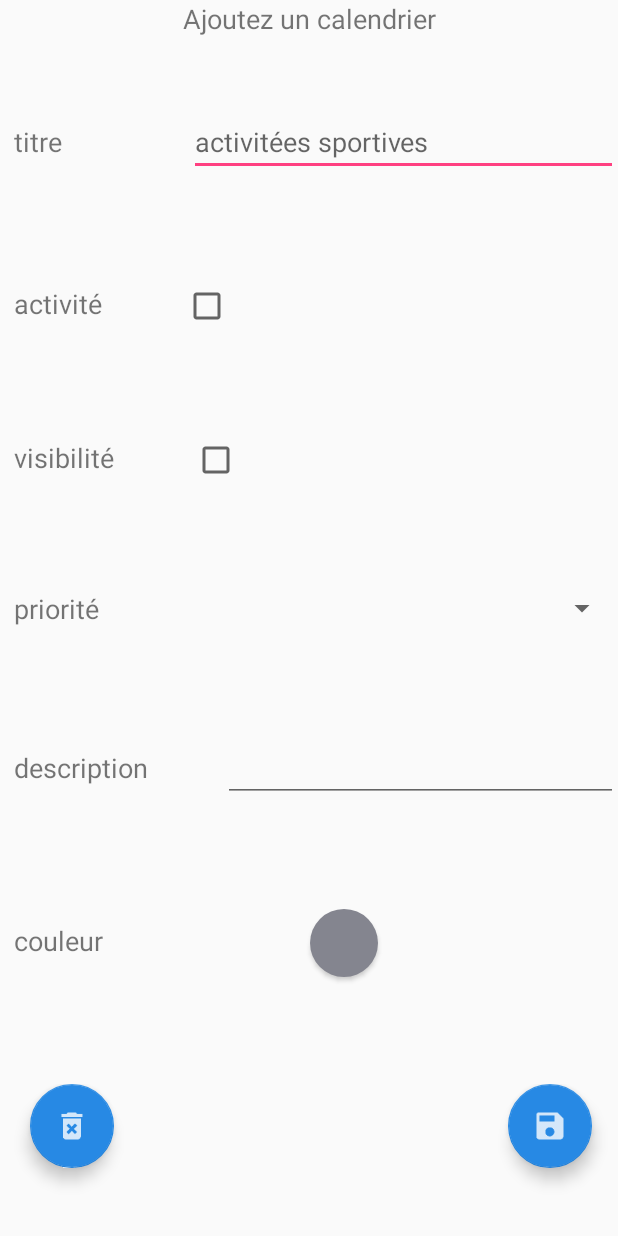
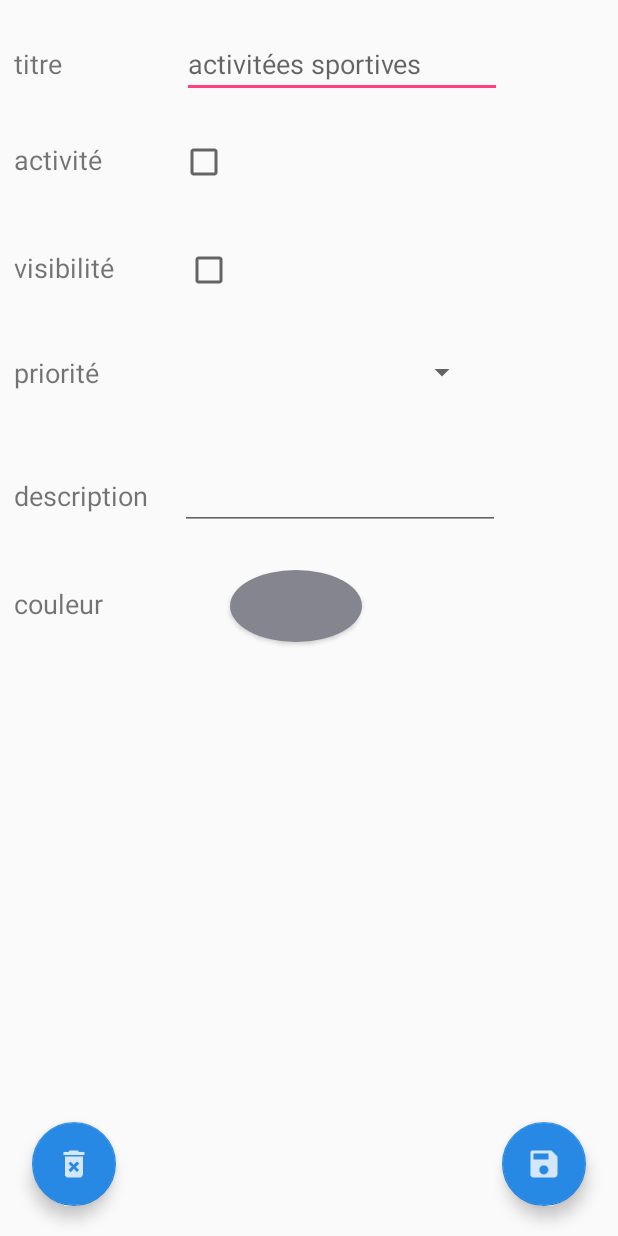
Before and after one commit to AzeddineZadir/CalandarPad, an Android app: the layout activity_ajout_calendrier.xml on its own in the app's theme, with its tools: preview values and no code run, on a phone screen of 412 x 824 dp. Run offline under Robolectric (Android 15) with nearby library versions, the phone set to English and light mode, and no system bars.

Commit message:
MAJ week view lib

```diff
--- a/InterfacTest/app/build.gradle
+++ b/InterfacTest/app/build.gradle
@@ -37,7 +37,8 @@ dependencies {
     implementation 'com.android.support:recyclerview-v7:26.1.0'
     implementation 'com.android.support:cardview-v7:26.1.0'
     // week view
-    implementation 'com.github.alamkanak:android-week-view:1.2.6'
+   // implementation 'com.github.alamkanak:android-week-view:1.2.6'
+    implementation 'com.github.quivr:android-week-view:2.3.0'
     //ColorPicker
     implementation 'petrov.kristiyan:colorpicker-library:1.1.8'
 
--- a/InterfacTest/app/src/main/java/com/example/silver_desk/interfactest/AjoutCalendrierActivity.java
+++ b/InterfacTest/app/src/main/java/com/example/silver_desk/interfactest/AjoutCalendrierActivity.java
@@ -73,6 +73,10 @@ public class AjoutCalendrierActivity extends AppCompatActivity implements View.O
         arrayAdapter.setDropDownViewResource(android.R.layout.simple_spinner_dropdown_item);
         spinner_priorite.setAdapter(arrayAdapter);
 
+        // action bar
+        getSupportActionBar().setTitle("Ajoutez un calendrier");
+
+
 
         viewSetInfo();
     }
@@ -115,6 +119,7 @@ public class AjoutCalendrierActivity extends AppCompatActivity implements View.O
             colorPicker.setOnChooseColorListener(new ColorPicker.OnChooseColorListener() {
                 @Override
                 public void onChooseColor(int position, int color) {
+
                     b_couleur.setBackgroundColor(color);
                 }
 
--- a/InterfacTest/app/src/main/java/com/example/silver_desk/interfactest/HomeActivity.java
+++ b/InterfacTest/app/src/main/java/com/example/silver_desk/interfactest/HomeActivity.java
@@ -74,6 +74,9 @@ private     List<Evenement> evenementList ;
         getSupportActionBar().setDisplayHomeAsUpEnabled(true);
         NavigationView navigationView =(NavigationView)findViewById(R.id.nav);
         navigationView.setNavigationItemSelectedListener(this);
+
+        // action bar
+            getSupportActionBar().setTitle("Vue globale");
        // le menus flotan
         fab_nav=(FloatingActionButton)findViewById(R.id.fab_nav);
         fab_home=(FloatingActionButton)findViewById(R.id.fab_home);
@@ -103,13 +106,16 @@ private     List<Evenement> evenementList ;
         })
                 .build();
 
-
+        // modification du contenu du week view en foncton de litem choisie dans calendrier activity
        // si on a cliker sur un calendrier en qst
         if (verifyIncomingIntent()){
 
           int   id_calendrierAafficher= getincomingInten_idCalendrier();
             evenementList = DATABASE.evenementDao().loadEvenmentByIdCalendrier(id_calendrierAafficher);
+           // le titre afficher sur la action bar sera se li du calendrier choisi
 
+            String titre_calendrier=DATABASE.calendrierDao().getCalendrierTitelmById(id_calendrierAafficher);
+            getSupportActionBar().setTitle(titre_calendrier);
              }else{
 
             evenementList= DATABASE.evenementDao().loadAllevenement();
@@ -229,10 +235,10 @@ private     List<Evenement> evenementList ;
                     mWeekViewType = TYPE_WEEK_VIEW;
                     mWeekView.setNumberOfVisibleDays(7);
 
-                    // Lets change some dimensions to best fit the view.
-                   // mWeekView.setColumnGap((int) TypedValue.applyDimension(TypedValue.COMPLEX_UNIT_DIP, 2, getResources().getDisplayMetrics()));
-                    //mWeekView.setTextSize((int) TypedValue.applyDimension(TypedValue.COMPLEX_UNIT_SP, 10, getResources().getDisplayMetrics()));
-                    //mWeekView.setEventTextSize((int) TypedValue.applyDimension(TypedValue.COMPLEX_UNIT_SP, 10, getResources().getDisplayMetrics()));
+                    //Lets change some dimensions to best fit the view.
+                    mWeekView.setColumnGap((int) TypedValue.applyDimension(TypedValue.COMPLEX_UNIT_DIP, 2, getResources().getDisplayMetrics()));
+                    mWeekView.setTextSize((int) TypedValue.applyDimension(TypedValue.COMPLEX_UNIT_SP, 10, getResources().getDisplayMetrics()));
+                    mWeekView.setEventTextSize((int) TypedValue.applyDimension(TypedValue.COMPLEX_UNIT_SP, 10, getResources().getDisplayMetrics()));
                 }
                 return true;
         }
@@ -254,16 +260,13 @@ private     List<Evenement> evenementList ;
             Toast.makeText(this,"this is the dashboard activity",Toast.LENGTH_LONG).show();
          openCalendrierActivity();
         }
-        //affichage des alertes
-        if (id==R.id.alerte){
-            Toast.makeText(this,"this is the alert  activity",Toast.LENGTH_LONG).show();
 
-        }
+
         return false ;
 
     }
     // la methode daffichage du  menu flotan
-    public void fab_nav_bclik(){
+  /*  public void fab_nav_bclik(){
         if (is_clicked){
             fab_nav.startAnimation(ani_close);
             fab_nav.startAnimation(ani_rotateanticlockwise);
@@ -285,7 +288,7 @@ private     List<Evenement> evenementList ;
             fab_aujourdhui.isClickable();
             is_clicked = true;
         }
-    }
+    }*/
 
     //open calendrier activiti
     public void openCalendrierActivity(){
@@ -426,7 +429,7 @@ private     List<Evenement> evenementList ;
             }
 
             @Override
-            public String interpretTime(int hour) {
+            public String interpretTime(int hour,int minuts) {
                 return hour > 11 ? (hour - 12) + " PM" : (hour == 0 ? "12 AM" : hour + " AM");
             }
         });
--- a/InterfacTest/app/src/main/java/com/example/silver_desk/interfactest/database/Daos/CalendrierDao.java
+++ b/InterfacTest/app/src/main/java/com/example/silver_desk/interfactest/database/Daos/CalendrierDao.java
@@ -45,6 +45,10 @@ public interface CalendrierDao {
     @Query("SELECT couleur FROM calendrier_table where id =:id")
     int  getIdCalendrierColorById(int id);
 
+    // recuperer le titre du calendrier grace a son id
+    @Query("SELECT titre FROM calendrier_table WHERE id=:id")
+    String getCalendrierTitelmById(int id );
+
     @Query("DELETE FROM calendrier_table ")
     void deleteAll();
 
--- a/InterfacTest/app/src/main/java/com/example/silver_desk/interfactest/fragment/ListeCalendrierFragment.java
+++ b/InterfacTest/app/src/main/java/com/example/silver_desk/interfactest/fragment/ListeCalendrierFragment.java
@@ -64,7 +64,7 @@ public class ListeCalendrierFragment extends Fragment implements View.OnClickLis
 
         // creation du calendrier par defaut
         Calendrier calendrier= new Calendrier();
-        calendrier.setTitre("tous ");
+        calendrier.setTitre("Vue globale");
         maliste.add(calendrier);
         calendrierList=DATABASE.calendrierDao().loadAllCalendrier();
         maliste.addAll(1,calendrierList);
--- a/InterfacTest/app/src/main/res/layout/activity_ajout_calendrier.xml
+++ b/InterfacTest/app/src/main/res/layout/activity_ajout_calendrier.xml
@@ -1,10 +1,13 @@
 <?xml version="1.0" encoding="utf-8"?>
-<RelativeLayout xmlns:android="http://schemas.android.com/apk/res/android"
+<android.support.v7.widget.ContentFrameLayout xmlns:android="http://schemas.android.com/apk/res/android"
     xmlns:app="http://schemas.android.com/apk/res-auto"
     xmlns:tools="http://schemas.android.com/tools"
     android:layout_width="match_parent"
     android:layout_height="match_parent"
     tools:context="com.example.silver_desk.interfactest.AjoutCalendrierActivity">
+
+
+
     <LinearLayout
         android:layout_width="match_parent"
         android:layout_height="match_parent"
@@ -13,25 +16,16 @@
         tools:layout_editor_absoluteY="0dp"
         tools:ignore="MissingConstraints">
 
-        <TextView
-            android:id="@+id/textView6"
-            android:layout_width="match_parent"
-            android:layout_height="1dp"
-            android:layout_weight="1"
-            android:text="Ajoutez un calendrier"
-            android:textAlignment="center"
-            android:textSize="18sp" />
-
         <LinearLayout
             android:layout_width="match_parent"
-            android:layout_height="wrap_content"
-            android:layout_weight="1"
+            android:layout_height="72dp"
+            android:layout_marginTop="20dp"
             android:orientation="horizontal">
 
             <TextView
-                android:layout_width="wrap_content"
+                android:layout_width="121dp"
                 android:layout_height="wrap_content"
-                android:layout_weight="1"
+
                 android:text="  titre"
                 android:textSize="18sp"
                 tools:layout_editor_absoluteX="16dp"
@@ -39,9 +33,9 @@
 
             <EditText
                 android:id="@+id/e_titre"
-                android:layout_width="201dp"
+                android:layout_width="wrap_content"
                 android:layout_height="wrap_content"
-                android:layout_weight="1"
+
                 android:ems="10"
                 android:hint="activitées sportives"
                 android:inputType="textPersonName"
@@ -52,15 +46,13 @@
 
         <LinearLayout
             android:layout_width="match_parent"
-            android:layout_height="wrap_content"
-            android:layout_weight="1"
+            android:layout_height="72dp"
             android:orientation="horizontal">
 
             <TextView
                 android:id="@+id/textView3"
-                android:layout_width="wrap_content"
+                android:layout_width="120dp"
                 android:layout_height="wrap_content"
-                android:layout_weight="1"
                 android:text="  activité"
                 android:textSize="18sp"
                 tools:layout_editor_absoluteX="16dp"
@@ -69,21 +61,18 @@
             <CheckBox
                 android:id="@+id/c_activite"
                 android:layout_width="236dp"
-                android:layout_height="wrap_content"
-                android:layout_weight="1" />
+                android:layout_height="wrap_content" />
         </LinearLayout>
 
         <LinearLayout
             android:layout_width="match_parent"
-            android:layout_height="wrap_content"
-            android:layout_weight="1"
+            android:layout_height="72dp"
             android:orientation="horizontal">
 
             <TextView
                 android:id="@+id/textView2"
-                android:layout_width="wrap_content"
+                android:layout_width="123dp"
                 android:layout_height="wrap_content"
-                android:layout_weight="1"
                 android:text="  visibilité"
                 android:textSize="18sp"
                 tools:layout_editor_absoluteX="16dp"
@@ -92,22 +81,21 @@
             <CheckBox
                 android:id="@+id/c_visibilite"
                 android:layout_width="231dp"
-                android:layout_height="wrap_content"
-                android:layout_weight="1" />
+                android:layout_height="wrap_content" />
         </LinearLayout>
 
 
         <LinearLayout
             android:layout_width="match_parent"
-            android:layout_height="wrap_content"
-            android:layout_weight="1"
+            android:layout_height="72dp"
+
             android:orientation="horizontal">
 
             <TextView
                 android:id="@+id/textView4"
-                android:layout_width="212dp"
+                android:layout_width="121dp"
                 android:layout_height="wrap_content"
-                android:layout_weight="1"
+
                 android:text="  priorité"
                 android:textSize="18sp"
                 tools:layout_editor_absoluteX="16dp"
@@ -116,22 +104,21 @@
             <Spinner
                 android:id="@+id/s_prio"
                 android:layout_width="197dp"
-                android:layout_height="wrap_content"
-                />
+                android:layout_height="wrap_content" />
 
         </LinearLayout>
 
         <LinearLayout
             android:layout_width="match_parent"
-            android:layout_height="wrap_content"
-            android:layout_weight="1"
+            android:layout_height="72dp"
+
             android:orientation="horizontal">
 
             <TextView
                 android:id="@+id/textView8"
-                android:layout_width="wrap_content"
+                android:layout_width="120dp"
                 android:layout_height="wrap_content"
-                android:layout_weight="1"
+
                 android:text="  description"
                 android:textSize="18sp" />
 
@@ -139,22 +126,24 @@
                 android:id="@+id/et_descritpion"
                 android:layout_width="wrap_content"
                 android:layout_height="wrap_content"
-                android:layout_weight="1"
+
                 android:ems="10"
                 android:inputType="textMultiLine" />
         </LinearLayout>
 
         <LinearLayout
             android:layout_width="match_parent"
-            android:layout_height="wrap_content"
-            android:layout_weight="1"
+            android:layout_height="66dp"
+
+            android:layout_above="@+id/fab_add_cal"
+            android:layout_alignParentStart="true"
             android:orientation="horizontal">
 
             <TextView
                 android:id="@+id/textView5"
-                android:layout_width="wrap_content"
+                android:layout_width="153dp"
                 android:layout_height="wrap_content"
-                android:layout_weight="1"
+
                 android:text="  couleur"
                 android:textSize="18sp"
                 tools:layout_editor_absoluteX="16dp"
@@ -162,45 +151,39 @@
 
             <Button
                 android:id="@+id/b_couleur"
-                android:layout_width="45dp"
-                android:layout_height="45dp"
+                android:layout_width="wrap_content"
+                android:layout_height="wrap_content"
                 android:layout_marginRight="160dp"
-                android:background="@drawable/round_color" />
+
+                android:background="@drawable/round_color"
+                />
 
         </LinearLayout>
 
-        <RelativeLayout
-            android:layout_width="wrap_content"
-            android:layout_height="30dp"
-            android:layout_weight="1"
-            android:orientation="horizontal">
+
+    </LinearLayout>
 
     <android.support.design.widget.FloatingActionButton
         android:id="@+id/fab_add_cal"
         android:layout_width="wrap_content"
         android:layout_height="wrap_content"
         android:layout_alignParentEnd="true"
-                android:layout_alignParentTop="true"
         android:layout_gravity="bottom|end"
-                android:layout_marginEnd="17dp"
+        android:layout_marginEnd="21dp"
         android:clickable="true"
         app:backgroundTint="@color/accent"
-                app:layout_constraintBottom_toBottomOf="parent"
-                app:layout_constraintRight_toRightOf="parent"
+        android:layout_marginBottom="20dp"
         app:srcCompat="@drawable/ic_save_event" />
 
     <android.support.design.widget.FloatingActionButton
         android:id="@+id/fab_delete_cal"
         android:layout_width="wrap_content"
         android:layout_height="wrap_content"
-                android:layout_alignParentStart="true"
-                android:layout_alignParentTop="true"
-                android:layout_marginStart="20dp"
+        android:layout_gravity="bottom|start"
+        android:layout_marginStart="21dp"
+        android:layout_marginBottom="20dp"
         android:clickable="true"
         app:backgroundTint="@color/accent"
         app:srcCompat="@drawable/ic_delete" />
 
-
-        </RelativeLayout>
-    </LinearLayout>
-</RelativeLayout>
+</android.support.v7.widget.ContentFrameLayout>
--- a/InterfacTest/app/src/main/res/menu/drawermenu.xml
+++ b/InterfacTest/app/src/main/res/menu/drawermenu.xml
@@ -2,8 +2,6 @@
 <menu xmlns:android="http://schemas.android.com/apk/res/android">
     <item android:id="@+id/db" android:title="Acceuil" android:icon="@drawable/ic_home_black_24dp"/>
     <item android:id="@+id/calendrier" android:title="Calendrier" android:icon="@drawable/ic_event_note_black_24dp"/>
-    <item android:id="@+id/agenda" android:title="Agenda" android:icon="@drawable/ic_class_black_24dp"/>
-    <item android:id="@+id/alerte" android:title="Alerte" android:icon="@drawable/ic_add_alert_black_24dp"/>
     <item android:id="@+id/paramétre" android:title="Paramétres" android:icon="@drawable/ic_build_black_24dp"/>
     <item android:id="@+id/apropos" android:title="A propos" android:icon="@drawable/ic_forum_black_24dp"/>
 
--- a/InterfacTest/app/src/main/res/menu/main.xml
+++ b/InterfacTest/app/src/main/res/menu/main.xml
@@ -22,4 +22,7 @@
             android:orderInCategory="200"
             app:showAsAction="never"/>
     </group>
+
+
+
 </menu>
--- a/InterfacTest/app/src/main/res/values/styles.xml
+++ b/InterfacTest/app/src/main/res/values/styles.xml
@@ -10,7 +10,7 @@
 
     <style name="AppTheme.NoActionBar">
         <item name="windowActionBar">false</item>
-        <item name="windowNoTitle">true</item>
+        <item name="windowNoTitle">false</item>
     </style>
 
     <style name="AppTheme.AppBarOverlay" parent="ThemeOverlay.AppCompat.Dark.ActionBar" />
```
Also changed, not shown: InterfacTest/app/src/main/res/drawable-hdpi/ic_action_close.png (added), InterfacTest/app/src/main/res/drawable-mdpi/ic_action_close.png (added), InterfacTest/app/src/main/res/drawable-xhdpi/ic_action_close.png (added), InterfacTest/app/src/main/res/drawable-xxhdpi/ic_action_close.png (added). Lines whose indentation alone changed are shown as unchanged.
